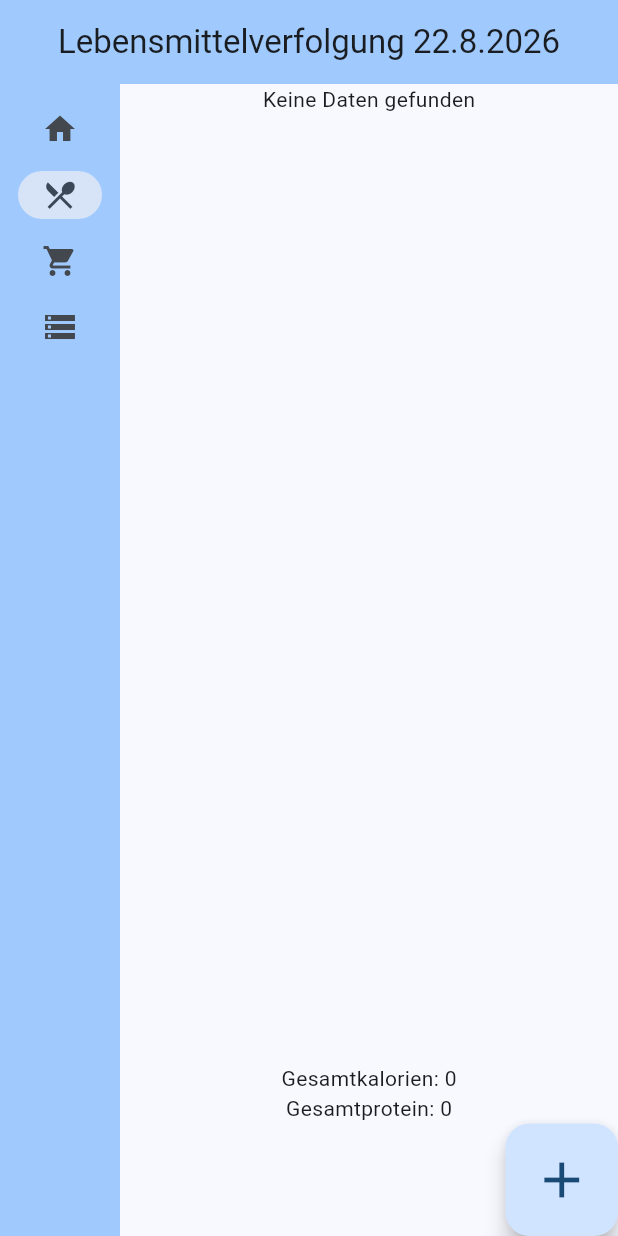
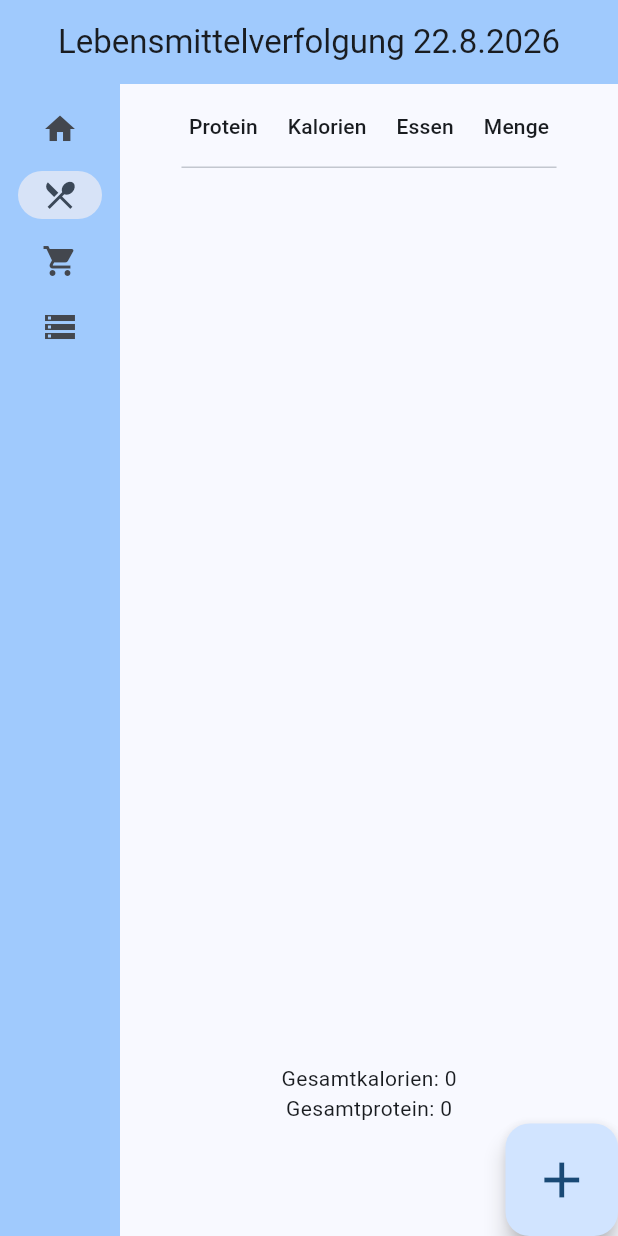
Before and after one commit to Jan-Abben/MeineApp, a Flutter app: the screen it shows after launch, after a tap on an icon or button, on a phone screen of 412 x 824 dp. Run offline on Flutter 3.47's test engine with Material 3 defaults, Android fonts, the phone set to English and light mode, and no system bars; our stand-ins replace cloud_firestore, firebase_core; accounts and stored records are empty.

Commit message:
implemented displaying FoodTracking of current day

```diff
--- a/lib/main.dart
+++ b/lib/main.dart
@@ -37,6 +37,8 @@ Einkaufen:
   -Dinge von der Liste abhaken
   -Einkaufliste löschen (eventuell langfristig speichern?)
 
+-Zusätzliche Features:
+- Barcode Scanner mit Verbindung zu einer Lebensmittel-Datenbank (z.B. OpenFoodFacts)
 
 
 
--- a/lib/utility.dart
+++ b/lib/utility.dart
@@ -24,7 +24,7 @@ class FoodItem {
 
 class RecipeItem {
   final String name;
-  final Map<String, double> ingredients; // Map von Lebensmittelname zu Menge
+  final Map<String, dynamic> ingredients; // Map von Lebensmittelname zu Menge
   final int calories;
   final int protein;
 
@@ -38,7 +38,7 @@ class RecipeItem {
 
 class TrackingItem {
   final String name;
-  final Map<String, double> food; // Map von Lebensmittelname zu Menge
+  final Map<String, dynamic> food; // Map von Lebensmittelname zu Menge
   final int calories;
   final int protein;
 
@@ -154,10 +154,15 @@ class DatabaseService {
         .collection('Lebensmittelverfolgung')
         .doc(name)
         .get();
+
+    //print("documentSnapshot.exists: ${documentSnapshot.exists}");
+    //print("documentSnapshot.data(): ${documentSnapshot.data()!['food']}");
     if (documentSnapshot.exists) {
-      final food = documentSnapshot.data()!['food'] as Map<String, double>;
+      final food = documentSnapshot.data()!['food']; //Map<String, double>
 
-      food.forEach((name, amount) async {
+      for (final entry in food.entries) {
+        final name = entry.key;
+        final amount = entry.value;
         try {
           FoodItem item = await getFoodItem(name);
           result.add({
@@ -166,9 +171,7 @@ class DatabaseService {
             'name': name,
             'amount': amount,
           });
-
         } catch (e) {
-          print("Food item not found");
           try {
             RecipeItem item = await getRecipeItem(name);
             result.add({
@@ -177,16 +180,18 @@ class DatabaseService {
               'name': name,
               'amount': amount,
             });
-
           } catch (e) {
             print("Recipe item not found");
           }
         }
+      }
+    } else {
+      await _db.collection('Lebensmittelverfolgung').doc(name).set({
+        'calories': 0,
+        'protein': 0,
+        'food': {},
       });
-    } else {
-      throw Exception('Tracking data not found');
     }
-
     return result;
   }
 }
--- a/lib/views/food_tracking.dart
+++ b/lib/views/food_tracking.dart
@@ -13,40 +13,47 @@ class _FoodTrackingState extends State<FoodTracking> {
   int totalCalories = 0;
   int totalProtein = 0;
 
-  late Future<List<Map<String, dynamic>>> currentTrackFuture;
+  String datum =
+    '${DateTime.now().year.toString().padLeft(4, '0')}-'
+    '${DateTime.now().month.toString().padLeft(2, '0')}-'
+    '${DateTime.now().day.toString().padLeft(2, '0')}';
 
 
+  late Future<List<Map<String, dynamic>>> currentTrackFuture;
 
   @override
   void initState() {
     super.initState();
 
-  currentTrackFuture = DatabaseService().getTrackedValues('2025-02-02');
-
+    currentTrackFuture = DatabaseService().getTrackedValues(datum);
   }
 
   @override
   Widget build(BuildContext context) {
-    return Column(
-      children: [
-        Expanded(
-          child: FutureBuilder<List<Map<String, dynamic>>>(
+    return FutureBuilder<List<Map<String, dynamic>>>(
       future: currentTrackFuture,
       builder: (context, snapshot) {
         if (snapshot.connectionState == ConnectionState.waiting) {
           return const CircularProgressIndicator();
         }
+
         if (!snapshot.hasData) {
           return const Text('Keine Daten gefunden');
         }
         final currentTrack = snapshot.data!;
 
-              for(var obj in currentTrack){
+        totalCalories = 0;
+        totalProtein = 0;
+
+        for (var obj in currentTrack) {
           totalCalories += obj['calories'] as int;
           totalProtein += obj['protein'] as int;
         }
 
-              return DataTable(
+        return Column(
+          children: [
+            Expanded(
+              child: DataTable(
                 showBottomBorder: true,
                 horizontalMargin: 5,
                 columnSpacing: 20,
@@ -56,21 +63,18 @@ void initState() {
                   DataColumn(label: Text('Essen')),
                   DataColumn(label: Text('Menge')),
                 ],
-                rows: List.generate(
-                  currentTrack.length,
-                  (index) {
+                rows: List.generate(currentTrack.length, (index) {
                   return DataRow(
                     cells: [
                       DataCell(Text(currentTrack[index]['protein'].toString())),
-                        DataCell(Text(currentTrack[index]['calories'].toString())),
+                      DataCell(
+                        Text(currentTrack[index]['calories'].toString()),
+                      ),
                       DataCell(Text(currentTrack[index]['name'])),
                       DataCell(Text(currentTrack[index]['amount'].toString())),
                     ],
                   );
-                  },
-                ),
-              );
-            }
+                }),
               ),
             ),
             Align(
@@ -98,5 +102,7 @@ void initState() {
             ),
           ],
         );
+      },
+    );
   }
 }
```
Lines whose indentation alone changed are shown as unchanged.
